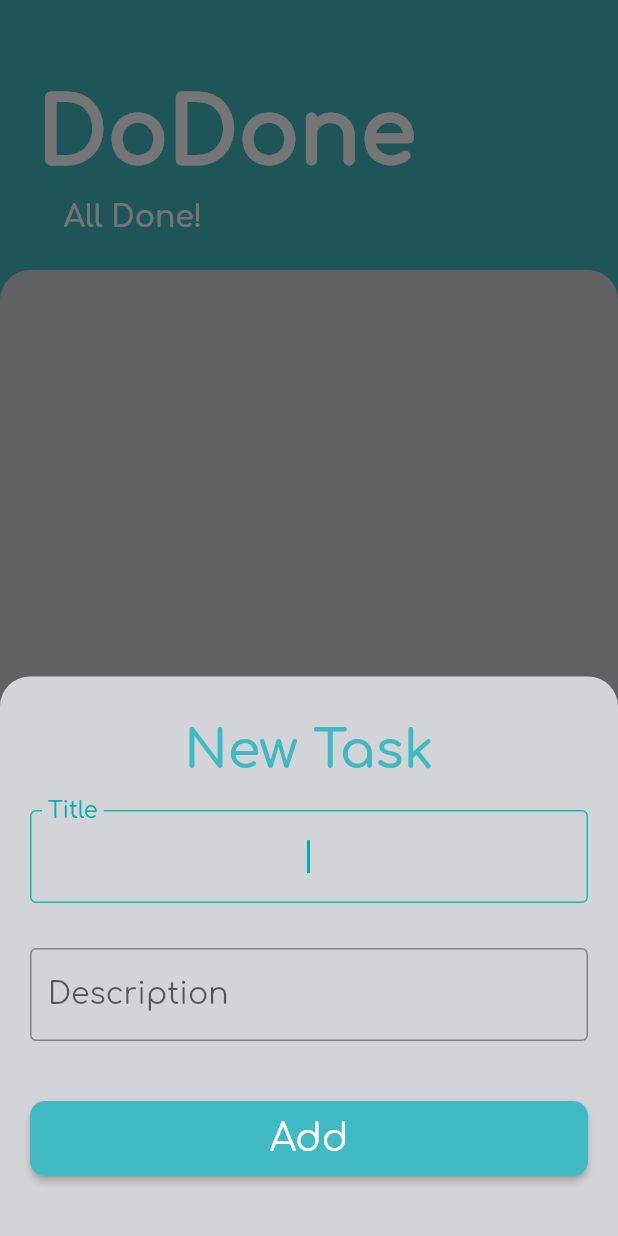
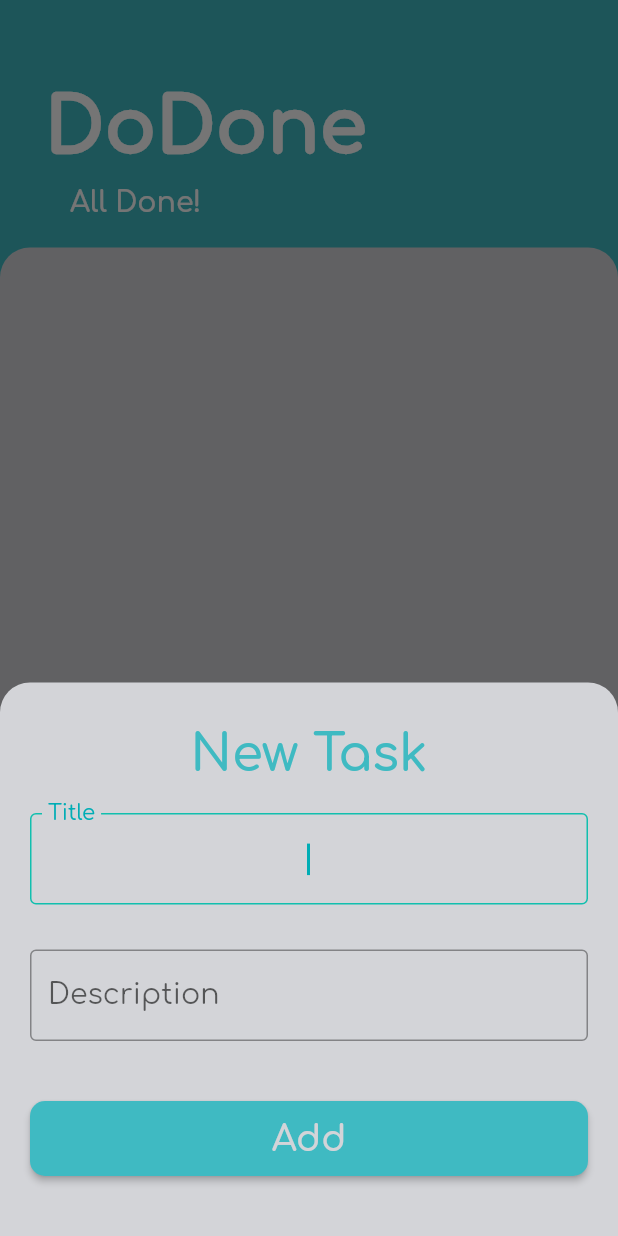
Before and after one commit to soham-pagi/dodone, a Flutter app: the screen it shows after launch, after a tap on the "add" icon, on a phone screen of 412 x 824 dp. Run offline on Flutter 3.47's test engine with Material 2 defaults, Android fonts, the phone set to English and light mode, and no system bars; our stand-ins replace flutter_local_notifications, fluttertoast, shared_preferences.

Commit message:
Add Media Query, copy to clipboard option

```diff
--- a/lib/main.dart
+++ b/lib/main.dart
@@ -1,4 +1,5 @@
 import 'package:flutter/material.dart';
+import 'package:flutter/services.dart';
 import 'package:provider/provider.dart';
 import 'screens/main_screen.dart';
 import 'models/task_data.dart';
@@ -7,10 +8,21 @@ import 'services/notification_service.dart';
 void main() {
   WidgetsFlutterBinding.ensureInitialized();
   NotificationService().init();
+
+  SystemChrome.setSystemUIOverlayStyle(const SystemUiOverlayStyle(
+    systemNavigationBarColor: Color(0xFFD3D4D8), // navigation bar color
+    // statusBarColor: Colors.transparent // status bar color
+  ));
+
   runApp(
     ChangeNotifierProvider(
       create: (context) => TaskData(),
+      builder: (context, child) {
+        return MediaQuery(
+          data: MediaQuery.of(context).copyWith(textScaleFactor: MediaQuery.of(context).textScaleFactor.clamp(0.85, 0.95)),
           child: const DoDone(),
+        );
+      }
     ),
   );
 }
@@ -20,9 +32,9 @@ class DoDone extends StatelessWidget {
 
   @override
   Widget build(BuildContext context) {
-
     return MaterialApp(
         theme: ThemeData(
+          textSelectionTheme: const TextSelectionThemeData(cursorColor: Color(0xFF00ADB5), selectionColor: Color(0xFF3FBAC2), selectionHandleColor: Color(0xFF3FBAC2)),
           primaryColor: const Color(0xFF3FBAC2),
           scaffoldBackgroundColor: const Color(0xFF3FBAC2),
           colorScheme: ColorScheme.fromSwatch(accentColor: const Color(0xFF3FBAC2)),
@@ -33,6 +45,7 @@ class DoDone extends StatelessWidget {
             focusedBorder: OutlineInputBorder(borderSide: BorderSide(color: Color(0xFF11BFAE), width: 1.0)),// Change the border color when focused
           ),
         ),
+        // home: const SafeArea(child: MainScreen())
         home: const SafeArea(child: MainScreen())
     );
   }
--- a/lib/screens/add_or_update_task_screen.dart
+++ b/lib/screens/add_or_update_task_screen.dart
@@ -2,7 +2,7 @@ import 'package:flutter/material.dart';
 import 'package:my_todo/models/task.dart';
 import 'package:provider/provider.dart';
 import 'package:my_todo/models/task_data.dart';
-import 'package:fluttertoast/fluttertoast.dart';
+import 'package:my_todo/utils/utils.dart';
 
 class AddOrUpdateTaskScreen extends StatefulWidget {
   final bool addScreen;
@@ -34,7 +34,7 @@ class _AddOrUpdateTaskScreenState extends State<AddOrUpdateTaskScreen> {
 
   @override
   Widget build(BuildContext context) {
-    double textScaleFactor = MediaQuery.of(context).textScaleFactor;
+    double scale = MediaQuery.of(context).textScaleFactor.clamp(0.85, 0.95);
 
     return Container(
       padding: EdgeInsets.only(top: 30.0, bottom: MediaQuery.of(context).viewInsets.bottom + 40),
@@ -46,7 +46,7 @@ class _AddOrUpdateTaskScreenState extends State<AddOrUpdateTaskScreen> {
         mainAxisSize: MainAxisSize.min,
         crossAxisAlignment: CrossAxisAlignment.center,
         children: [
-          Text(_addScreen ? 'New Task' : 'Update Task', textAlign: TextAlign.center, style: TextStyle(color: Theme.of(context).primaryColor, fontSize: 35.0 * textScaleFactor, fontWeight: FontWeight.w600)),
+          Text(_addScreen ? 'New Task' : 'Update Task', textAlign: TextAlign.center, textScaleFactor: scale, style: TextStyle(color: Theme.of(context).primaryColor, fontSize: 35.0, fontWeight: FontWeight.bold)),
           Padding(
             padding: const EdgeInsets.symmetric(vertical: 20.0, horizontal: 20.0),
             child: TextField(
@@ -56,8 +56,7 @@ class _AddOrUpdateTaskScreenState extends State<AddOrUpdateTaskScreen> {
               decoration: const InputDecoration(
                 labelText: 'Title',
               ),
-              style: TextStyle(fontSize: 20.0 * textScaleFactor),
-              cursorColor: const Color(0xFF00ADB5),
+              style: const TextStyle(fontSize: 20.0),
             ),
           ),
           Padding(
@@ -69,8 +68,7 @@ class _AddOrUpdateTaskScreenState extends State<AddOrUpdateTaskScreen> {
                 labelText: 'Description',
                 border: OutlineInputBorder(),
               ),
-              style: TextStyle(fontSize: 20.0 * textScaleFactor),
-              cursorColor: const Color(0xFF00ADB5),
+              style: const TextStyle(fontSize: 20.0),
             ),
           ),
           ElevatedButton(
@@ -78,14 +76,7 @@ class _AddOrUpdateTaskScreenState extends State<AddOrUpdateTaskScreen> {
               String title = _titleController.text.trim();
               String description = _descriptionController.text.trim();
               if (title.isEmpty) {
-                Fluttertoast.showToast(
-                  msg: "Please enter the title",
-                  gravity: ToastGravity.BOTTOM,
-                  textColor: Colors.white,
-                  backgroundColor:  Colors.grey,
-                  fontSize: 20.0 * textScaleFactor,
-                );
-
+                showMessage(msg: 'Please enter title');
                 return;
               }
 
@@ -104,7 +95,7 @@ class _AddOrUpdateTaskScreenState extends State<AddOrUpdateTaskScreen> {
                 borderRadius: BorderRadius.circular(10.0),
               )),
             ),
-            child: Text(_addScreen ? 'Add' : 'Update', style: TextStyle(fontSize: 25.0 * textScaleFactor, fontWeight: FontWeight.w500)),
+            child: Text(_addScreen ? 'Add' : 'Update', style: const TextStyle(fontSize: 25.0, fontWeight: FontWeight.bold, color: Color(0xFFD3D4D8))),
           )
         ],
       ),
--- a/lib/screens/brand_title.dart
+++ b/lib/screens/brand_title.dart
@@ -11,20 +11,19 @@ class BrandTitle extends StatelessWidget {
   @override
   Widget build(BuildContext context) {
     int remainingTasks = Provider.of<TaskData>(context).remainingTasks;
-    double textScaleFactor = MediaQuery.of(context).textScaleFactor;
 
     return Container(
-      height: 180.0,
-      padding: const EdgeInsets.only(left: 25.0, bottom: 25.0),
+      height: 165.0,
+      padding: const EdgeInsets.only(left: 30.0, bottom: 20.0),
       child: Column(
         mainAxisAlignment: MainAxisAlignment.end,
         crossAxisAlignment: CrossAxisAlignment.start,
         children: [
-          Text(_brandTitle, style: const TextStyle(color: Colors.white, fontWeight: FontWeight.w900, fontSize: 60.0)),
+          Text(_brandTitle, textScaleFactor: 0.85, style: const TextStyle(color: Colors.white, fontWeight: FontWeight.w900, fontSize: 60.0)),
           const SizedBox(height: 10.0),
           Text(
             '   ${remainingTasks == 0 ? 'All Done!' : '$remainingTasks ${remainingTasks <= 1 ? 'Task' : 'Tasks'} remaining'}',
-            style: TextStyle(color: Colors.white, fontWeight: FontWeight.w600, fontSize: 20.0 * textScaleFactor ),
+            style: const TextStyle(color: Colors.white, fontWeight: FontWeight.w600, fontSize: 20.0 ),
           ),
         ],
       ),
--- a/lib/screens/main_screen.dart
+++ b/lib/screens/main_screen.dart
@@ -17,7 +17,7 @@ class MainScreen extends StatelessWidget {
             backgroundColor: Colors.transparent,
             context: context,
             builder: (BuildContext context) {
-              return AddOrUpdateTaskScreen();
+              return const AddOrUpdateTaskScreen();
             }
           );
         },
```
Also changed, not shown: lib/screens/task_screen.dart (+27 -23 lines), lib/utils/utils.dart (added, +12 -0 lines). Lines whose indentation alone changed are shown as unchanged.
